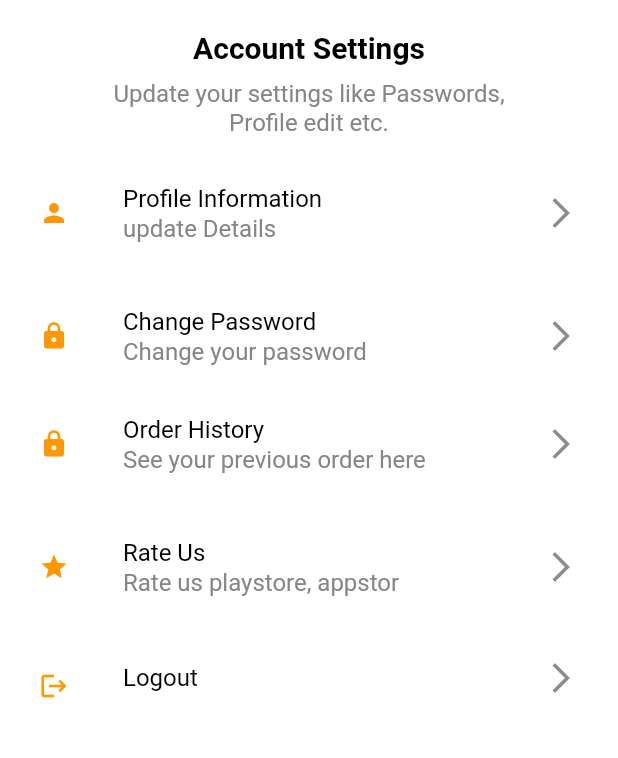
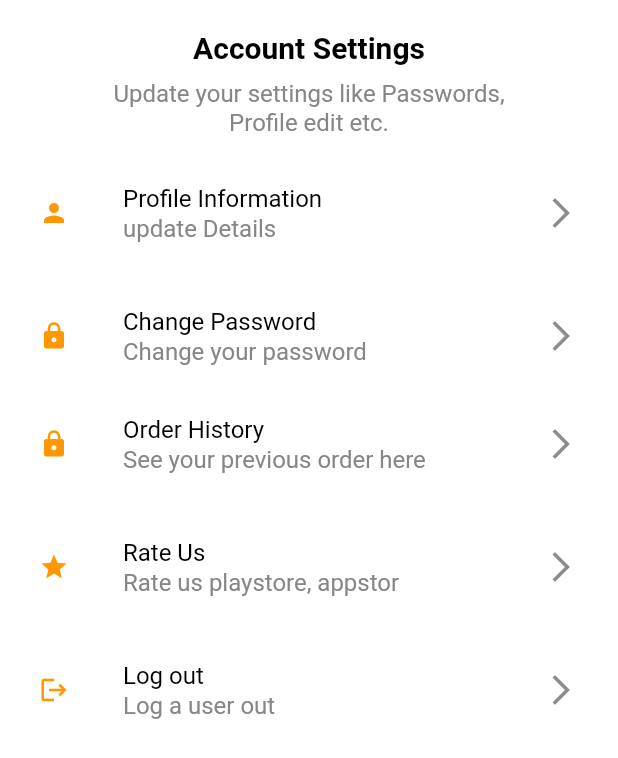
Before and after one commit to saqibwebdesign/comchopCustomer, a Flutter app: the Profile screen opened directly, on a phone screen of 412 x 824 dp. Shown: the top 758 px of the screen. Run offline on Flutter 3.47's test engine with Material 2 defaults, Android fonts, the phone set to English and light mode, and no system bars; our stand-ins replace animated_splash_screen, badges, carousel_slider, flutter_local_notifications, flutter_rating_bar, font_awesome_flutter and 8 more; missing offline and left inert: pusher_client; accounts and stored records are empty; network calls fail; Roboto replaces fonts that are missing (SF-pro).

Commit message:
changes completed and ready to publish

```diff
--- a/lib/Tabbar_screens/profile.dart
+++ b/lib/Tabbar_screens/profile.dart
@@ -12,12 +12,29 @@ import 'package:Comchop/signin_register_screens/login_screen.dart';
 import 'package:google_sign_in/google_sign_in.dart';
 import 'package:provider/provider.dart';
 import 'package:shared_preferences/shared_preferences.dart';
+import 'package:url_launcher/url_launcher.dart';
 
-class Profile extends StatelessWidget {
-  const Profile({Key? key}) : super(key: key);
+class Profile extends StatefulWidget {
+  @override
+  State<Profile> createState() => _ProfileState();
+}
+
+class _ProfileState extends State<Profile> {
+  Future<void>? _launched;
+
+  Future<void> _launchInBrowser(Uri url) async {
+    if (!await launchUrl(
+      url,
+      mode: LaunchMode.externalApplication,
+    )) {
+      throw 'Could not launch $url';
+    }
+  }
 
   @override
   Widget build(BuildContext context) {
+    final Uri toLaunch = Uri.parse(
+        'https://play.google.com/store/apps/details?id=com.divsnpixel.comchop');
     final provider = Provider.of<api_calls>(context);
     return Scaffold(
       body: SafeArea(
@@ -147,7 +164,13 @@ class Profile extends StatelessWidget {
               SizedBox(
                 height: 10,
               ),
-              Container(
+              InkWell(
+                onTap: () {
+                  setState(() {
+                    _launched = _launchInBrowser(toLaunch);
+                  });
+                },
+                child: Container(
                   child: ListTile(
                     leading: Padding(
                       padding: const EdgeInsets.only(top: 10),
@@ -173,6 +196,7 @@ class Profile extends StatelessWidget {
                       ),
                     ),
                     trailing: Icon(Icons.arrow_forward_ios_outlined),
+                  ),
                 ),
               ),
               SizedBox(
@@ -248,10 +272,18 @@ class Profile extends StatelessWidget {
                       size: 20,
                     ),
                   ),
+                  subtitle: Text(
+                    'Log a user out',
+                    style: TextStyle(
+                        color: Color.fromRGBO(134, 134, 134, 1),
+                        fontSize: 16,
+                        fontWeight: FontWeight.w400),
+                  ),
                   title: Text(
-                    'Logout',
+                    'Log out',
                     style: TextStyle(
                       color: Colors.black,
+                      fontWeight: FontWeight.w400,
                       fontSize: 16,
                     ),
                   ),
--- a/lib/signin_register_screens/reset_password.dart
+++ b/lib/signin_register_screens/reset_password.dart
@@ -172,9 +172,7 @@ class _reset_passwordState extends State<reset_password> {
 
   void ResetForm() async {
     final multipartRequest = new http.MultipartRequest(
-        "POST",
-        Uri.parse(
-            "https://comchop.com/api/ResetPasswordForm"));
+        "POST", Uri.parse("https://comchop.com/api/ResetPasswordForm"));
 
     multipartRequest.fields.addAll({
       "password": _password.text,
@@ -189,8 +187,6 @@ class _reset_passwordState extends State<reset_password> {
       setState(() {
         visible = false;
       });
-    }
-    if (responseString == '{"success":"Your code has been matched! "}') {
       Navigator.push(
         context,
         MaterialPageRoute(builder: (BuildContext context) => login_screen()),
--- a/pubspec.yaml
+++ b/pubspec.yaml
@@ -15,7 +15,7 @@ publish_to: 'none' # Remove this line if you wish to publish to pub.dev
 # In iOS, build-name is used as CFBundleShortVersionString while build-number used as CFBundleVersion.
 # Read more about iOS versioning at
 # https://developer.apple.com/library/archive/documentation/General/Reference/InfoPlistKeyReference/Articles/CoreFoundationKeys.html
-version: 2.0.0+2
+version: 2.0.0+3
 
 environment:
   sdk: ">=2.12.0 <3.0.0"
@@ -47,6 +47,7 @@ dependencies:
   flutter_rating_bar: ^4.0.1
   pusher_client: ^2.0.0
   flutter_local_notifications: ^9.5.3+1
+  url_launcher: ^6.1.5
 
 
 
```
Also changed, not shown: lib/signin_register_screens/create_account_screen.dart (+12 -14 lines), lib/signin_register_screens/find_resturent_near_you.dart (+4 -15 lines), lib/signin_register_screens/login_screen.dart (+12 -12 lines), pubspec.lock, 4 other files. Lines whose indentation alone changed are shown as unchanged.
